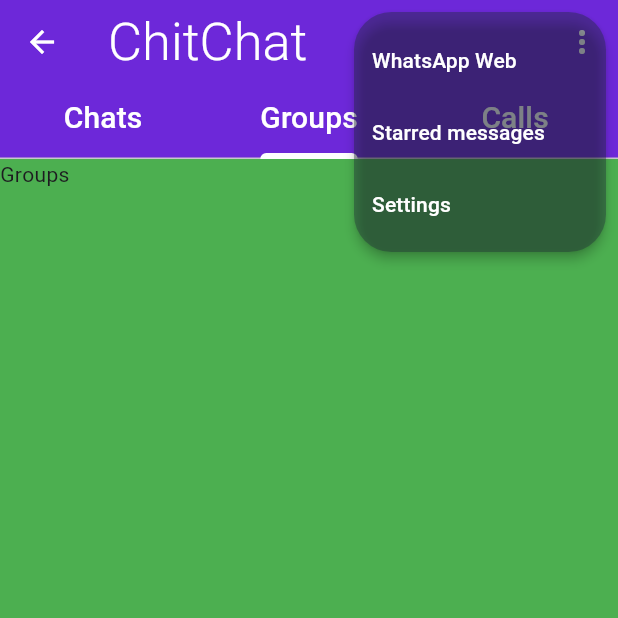
After one commit to DrFidget/CHIT_CHAT, a Flutter app: the AppStructure screen opened by its route, tab 2 chosen, after a tap on the "more vert" icon, on a phone screen of 412 x 824 dp, the top half of it. The commit adds this screen. Run offline on Flutter 3.47's test engine with Material 3 defaults, Android fonts, the phone set to English and light mode, and no system bars; our stand-ins replace cloud_firestore, firebase_auth, firebase_core, google_fonts, hive, hive_flutter; accounts and stored records are empty.

Commit message:
change app stucture

```diff
--- a/lib/main.dart
+++ b/lib/main.dart
@@ -2,6 +2,7 @@ import 'package:cloud_firestore/cloud_firestore.dart';
 import 'package:flutter/material.dart';
 import 'package:hive/hive.dart';
 import 'package:hive_flutter/adapters.dart';
+import 'package:ourappfyp/pages/MainDashboard/MainAppStructureDashBoard.dart';
 import 'package:ourappfyp/pages/MainDashboard/MainDashboard.dart';
 import 'package:ourappfyp/pages/home/HomePage.dart';
 import 'package:ourappfyp/pages/login/LoginPage.dart';
@@ -50,7 +51,8 @@ class MyApp extends StatelessWidget {
         '/register': (context) => const RegistrationPage(),
         '/callScreen': (context) => const CallScreen(),
         '/MainDashBoard': (context) => const MainDashBoard(),
-        '/Settings': (context) => SettingsPage()
+        '/Settings': (context) => SettingsPage(),
+        '/main': (context) => AppStructure()
       },
     );
   }
--- a/lib/pages/MainDashboard/ChatRoomListScreen.dart
+++ b/lib/pages/MainDashboard/ChatRoomListScreen.dart
@@ -204,7 +204,8 @@ class DIsplayAllChats extends StatelessWidget {
             ChatRoom chatRoom = chatRooms[index];
             return ListTile(
               title: Text('Chat with ${chatRoom.memberId}'), // Adjust as needed
-              subtitle: Text(chatRoom.timeStamp ?? ''), // Adjust as needed
+              subtitle:
+                  Text(chatRoom.timeStamp.toString() ?? ''), // Adjust as needed
               onTap: () {
                 // Navigate to chat room or perform any action here
                 Navigator.push(
--- /dev/null
+++ b/lib/pages/MainDashboard/Chats/ChatsTab.dart
@@ -0,0 +1,70 @@
+import 'package:flutter/material.dart';
+import 'package:cloud_firestore/cloud_firestore.dart';
+import 'package:hive/hive.dart';
+import 'package:ourappfyp/pages/MainDashboard/Chats/DisplayAllChats.dart';
+import 'package:ourappfyp/pages/MainDashboard/Chats/DisplayAllUsers.dart';
+import 'package:ourappfyp/services/ChatBoxCollectionFireStore/chatCollection.dart';
+import 'package:ourappfyp/services/UserCollectionFireStore/usersCollection.dart';
+import 'package:ourappfyp/types/UserClass.dart';
+
+class ChatsTab extends StatefulWidget {
+  const ChatsTab({super.key});
+
+  @override
+  State<ChatsTab> createState() => _ChatsTabState();
+}
+
+class _ChatsTabState extends State<ChatsTab> {
+  late String loggedInUserId = '';
+  bool isLoading = false;
+
+  final UserFirestoreService userServices = UserFirestoreService();
+  final chatBoxFirestoreService chatRoomServices = chatBoxFirestoreService();
+
+  @override
+  void initState() {
+    super.initState();
+    getUserFromLocalStorage();
+  }
+
+  void getUserFromLocalStorage() async {
+    try {
+      final _myBox = await Hive.openBox<UserClass>('userBox');
+      final UserClass? user = _myBox.get(1);
+      if (user != null) {
+        setState(() {
+          loggedInUserId = user.ID as String;
+          print(loggedInUserId);
+          isLoading = false;
+        });
+      } else {
+        setState(() {
+          isLoading = false;
+        });
+      }
+    } catch (e) {
+      setState(() {
+        isLoading = false;
+      });
+
+      print(e);
+    }
+  }
+
+  @override
+  Widget build(BuildContext context) {
+    return Scaffold(
+      body: isLoading
+          ? const CircularProgressIndicator()
+          : Stack(
+              children: [
+                DisplayAllChatsWithUsers(loggedInUserId, chatRoomServices),
+              ],
+            ),
+      floatingActionButton: FloatingActionButton(
+        onPressed: () => showAllUsers(context, userServices),
+        child: const Icon(Icons.add),
+      ),
+    );
+  }
+}
--- /dev/null
+++ b/lib/pages/MainDashboard/Chats/DisplayAllChats.dart
@@ -0,0 +1,36 @@
+import 'package:cloud_firestore/cloud_firestore.dart';
+import 'package:flutter/material.dart';
+import 'package:ourappfyp/services/ChatBoxCollectionFireStore/chatCollection.dart';
+
+Widget DisplayAllChatsWithUsers(
+    String loggedInUserId, chatBoxFirestoreService chatServies) {
+  return Column(
+    children: [
+      Expanded(
+        child: StreamBuilder<QuerySnapshot>(
+          stream: chatServies.getChatRoomsOfLoggedInPerson(loggedInUserId),
+          builder: (context, snapshot) {
+            if (snapshot.hasData) {
+              var chatRooms = snapshot.data!.docs;
+              return ListView.builder(
+                itemCount: chatRooms.length,
+                itemBuilder: (context, index) {
+                  var chatRoom = chatRooms[index];
+                  var memberId = chatRoom['members'] as List<dynamic>;
+                  var memberIdsJoined = memberId.join(', ');
+                  return ListTile(
+                    title: Text('Chat Room Members: $memberIdsJoined'),
+                  );
+                },
+              );
+            } else if (snapshot.hasError) {
+              return Text('Error: ${snapshot.error}');
+            } else {
+              return const Center(child: CircularProgressIndicator());
+            }
+          },
+        ),
+      ),
+    ],
+  );
+}
--- /dev/null
+++ b/lib/pages/MainDashboard/Groups/GroupsTab.dart
@@ -0,0 +1,15 @@
+import 'package:flutter/material.dart';
+
+class GroupsTab extends StatefulWidget {
+  const GroupsTab({super.key});
+
+  @override
+  State<GroupsTab> createState() => _GroupsTabState();
+}
+
+class _GroupsTabState extends State<GroupsTab> {
+  @override
+  Widget build(BuildContext context) {
+    return Text("Groups");
+  }
+}
--- /dev/null
+++ b/lib/pages/MainDashboard/MainAppStructureDashBoard.dart
@@ -0,0 +1,115 @@
+import 'package:flutter/material.dart';
+import 'package:google_fonts/google_fonts.dart';
+import 'package:ourappfyp/pages/MainDashboard/Calls/CallsTab.dart';
+import 'package:ourappfyp/pages/MainDashboard/Chats/ChatsTab.dart';
+import 'package:ourappfyp/pages/MainDashboard/Groups/GroupsTab.dart';
+
+class AppStructure extends StatefulWidget {
+  const AppStructure({super.key});
+
+  @override
+  State<AppStructure> createState() => _AppStructureState();
+}
+
+class _AppStructureState extends State<AppStructure> {
+  @override
+  Widget build(BuildContext context) {
+    return DefaultTabController(
+        length: 3,
+        child: Scaffold(
+          backgroundColor: Color.fromRGBO(3, 7, 18, 1),
+          appBar: AppBar(
+              backgroundColor: Color.fromRGBO(109, 40, 217, 1),
+              leading: BackButton(
+                color: Colors.white,
+                onPressed: () => {},
+              ),
+              title: (Text(
+                "ChitChat",
+                style: GoogleFonts.jockeyOne(
+                  color: Colors.white,
+                  fontSize: 35,
+                  fontWeight: FontWeight.w300,
+                ),
+              )),
+              actions: [
+                PopupMenuButton(
+                  shape: RoundedRectangleBorder(
+                    borderRadius: BorderRadius.all(Radius.circular(25)),
+                  ),
+                  icon: const Icon(Icons.more_vert, color: Colors.white),
+                  color: Color.fromARGB(100, 31, 41, 55),
+                  itemBuilder: (BuildContext context) => [
+                    const PopupMenuItem(
+                      value: "WhatsApp Web",
+                      child: Text(
+                        "WhatsApp Web",
+                        style: TextStyle(color: Colors.white),
+                      ),
+                    ),
+                    const PopupMenuItem(
+                      value: "Starred messages",
+                      child: Text(
+                        "Starred messages",
+                        style: TextStyle(color: Colors.white),
+                      ),
+                    ),
+                    const PopupMenuItem(
+                      value: "Settings",
+                      child: Text(
+                        "Settings",
+                        style: TextStyle(color: Colors.white),
+                      ),
+                    ),
+                  ],
+                  onSelected: (value) {
+                    // Handle item selection
+                  },
+                ),
+              ],
+              bottom: TabBar(
+                tabs: [
+                  Tab(
+                    child: Text(
+                      "Chats",
+                      style: TextStyle(
+                          color: Color.fromARGB(255, 255, 255, 255),
+                          fontSize: 20),
+                    ),
+                  ),
+                  Tab(
+                    child: Text(
+                      "Groups",
+                      style: TextStyle(
+                          color: Color.fromARGB(255, 255, 255, 255),
+                          fontSize: 20),
+                    ),
+                  ),
+                  Tab(
+                    child: Text(
+                      "Calls",
+                      style: TextStyle(
+                          color: Color.fromARGB(255, 255, 255, 255),
+                          fontSize: 20),
+                    ),
+                  ),
+                ],
+                indicatorColor: Colors.white,
+                indicatorWeight: 4.0,
+              )),
+          body: TabBarView(
+            children: [
+              // Contents for Tab 1
+              Container(
+                color: Colors.red,
+                child: ChatsTab(),
+              ),
+              // Contents for Tab 2
+              Container(color: Colors.green, child: GroupsTab()),
+              // Contents for Tab 3
+              Container(color: Colors.blue, child: CallsTab()),
+            ],
+          ),
+        ));
+  }
+}
--- a/lib/services/MessagesCollectionFireStore/messageCollection.dart
+++ b/lib/services/MessagesCollectionFireStore/messageCollection.dart
@@ -1,5 +1,4 @@
 import 'package:cloud_firestore/cloud_firestore.dart';
-import 'package:firebase_core/firebase_core.dart';
 import 'package:ourappfyp/types/MessageClass.dart';
 
 class MessagesFirestoreServices {
--- a/lib/types/ChatRoomClass.dart
+++ b/lib/types/ChatRoomClass.dart
@@ -1,11 +1,11 @@
-import 'dart:ffi';
+import 'package:cloud_firestore/cloud_firestore.dart';
 
 class ChatRoom {
   String? creatorId;
   String? memberId;
   String? roomName;
   String? roomId;
-  String? timeStamp;
+  Timestamp? timeStamp;
   List<dynamic>? members;
 
   ChatRoom({
```
Also changed, not shown: lib/pages/MainDashboard/Calls/CallsTab.dart (added, +28 -0 lines), lib/pages/MainDashboard/Chats/DisplayAllUsers.dart (added, +99 -0 lines), lib/pages/login/LoginPage.dart (+3 -4 lines), lib/services/ChatBoxCollectionFireStore/chatCollection.dart (+17 -20 lines), lib/services/UserCollectionFireStore/usersCollection.dart (+9 -11 lines), lib/types/ChatBox.dart (added, +10 -0 lines).
